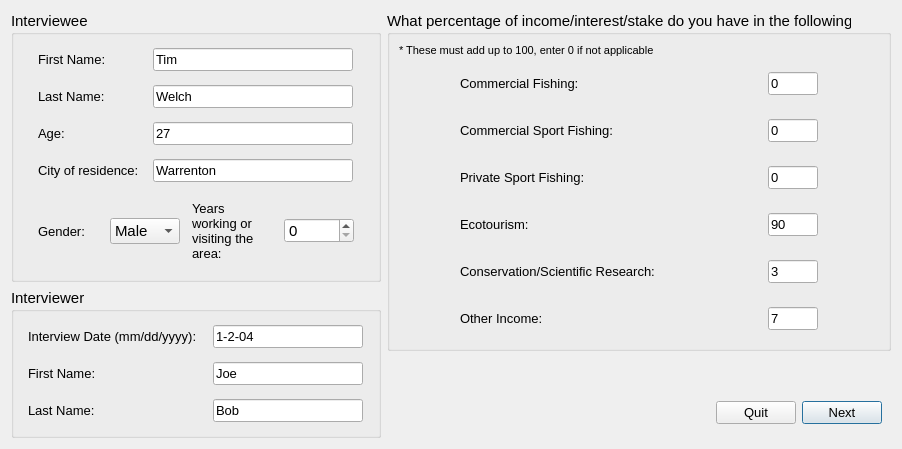
Old version of the form oom_cobi_loreto/Interview/interviewstart.ui in the repository Ecotrust/openoceanmap-desktop.
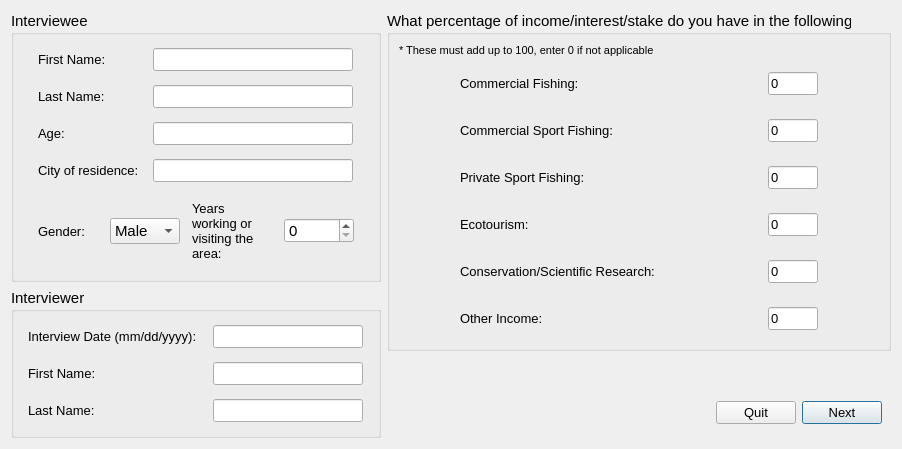
New version of the form.

Diff of the .ui file:
```diff
--- a/oom_cobi_loreto/Interview/interviewstart.ui
+++ b/oom_cobi_loreto/Interview/interviewstart.ui
@@ -83,7 +83,7 @@
               </font>
              </property>
              <property name="text" >
-              <string>Tim</string>
+              <string/>
              </property>
             </widget>
            </item>
@@ -146,7 +146,7 @@
               </font>
              </property>
              <property name="text" >
-              <string>Welch</string>
+              <string/>
              </property>
             </widget>
            </item>
@@ -209,7 +209,7 @@
               </font>
              </property>
              <property name="text" >
-              <string>27</string>
+              <string/>
              </property>
             </widget>
            </item>
@@ -272,7 +272,7 @@
               </font>
              </property>
              <property name="text" >
-              <string>Warrenton</string>
+              <string/>
              </property>
             </widget>
            </item>
@@ -448,7 +448,7 @@
               </font>
              </property>
              <property name="text" >
-              <string>1-2-04</string>
+              <string/>
              </property>
              <property name="cursorPosition" >
               <number>6</number>
@@ -514,7 +514,7 @@
               </font>
              </property>
              <property name="text" >
-              <string>Joe</string>
+              <string/>
              </property>
             </widget>
            </item>
@@ -577,7 +577,7 @@
               </font>
              </property>
              <property name="text" >
-              <string>Bob</string>
+              <string/>
              </property>
             </widget>
            </item>
@@ -843,7 +843,7 @@
               </font>
              </property>
              <property name="text" >
-              <string>90</string>
+              <string>0</string>
              </property>
             </widget>
            </item>
@@ -905,7 +905,7 @@
               </font>
              </property>
              <property name="text" >
-              <string>3</string>
+              <string>0</string>
              </property>
             </widget>
            </item>
@@ -967,7 +967,7 @@
               </font>
              </property>
              <property name="text" >
-              <string>7</string>
+              <string>0</string>
              </property>
             </widget>
            </item>
```
Left out of the diff: 2 changed lines with no effect on the pictures.
